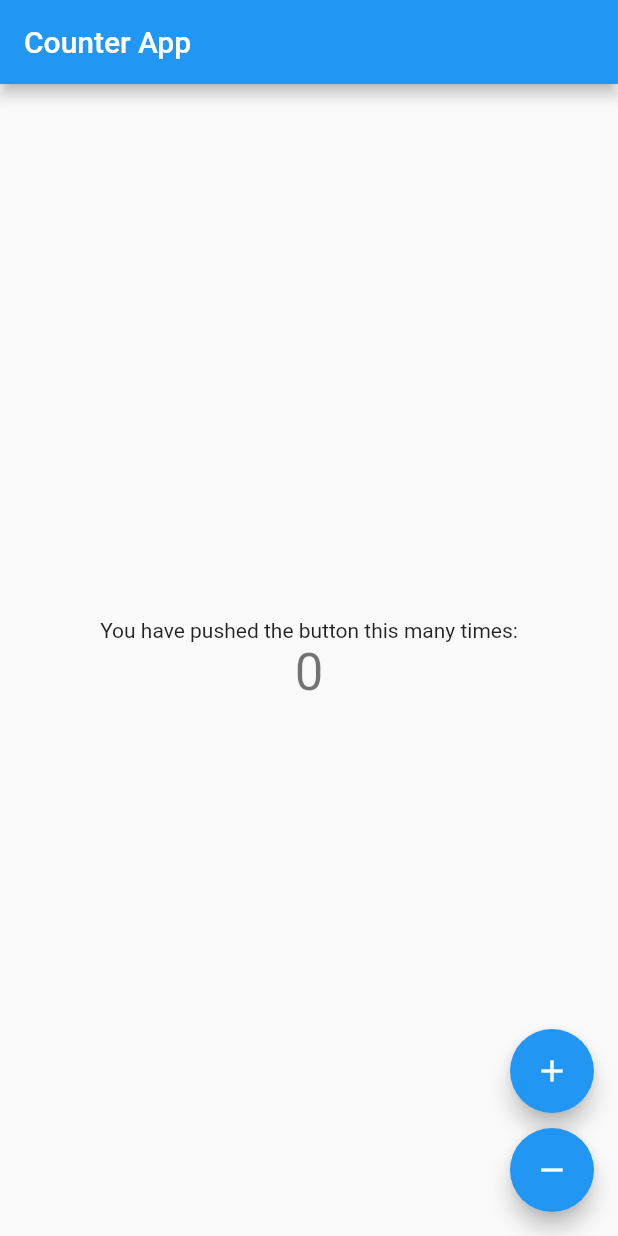
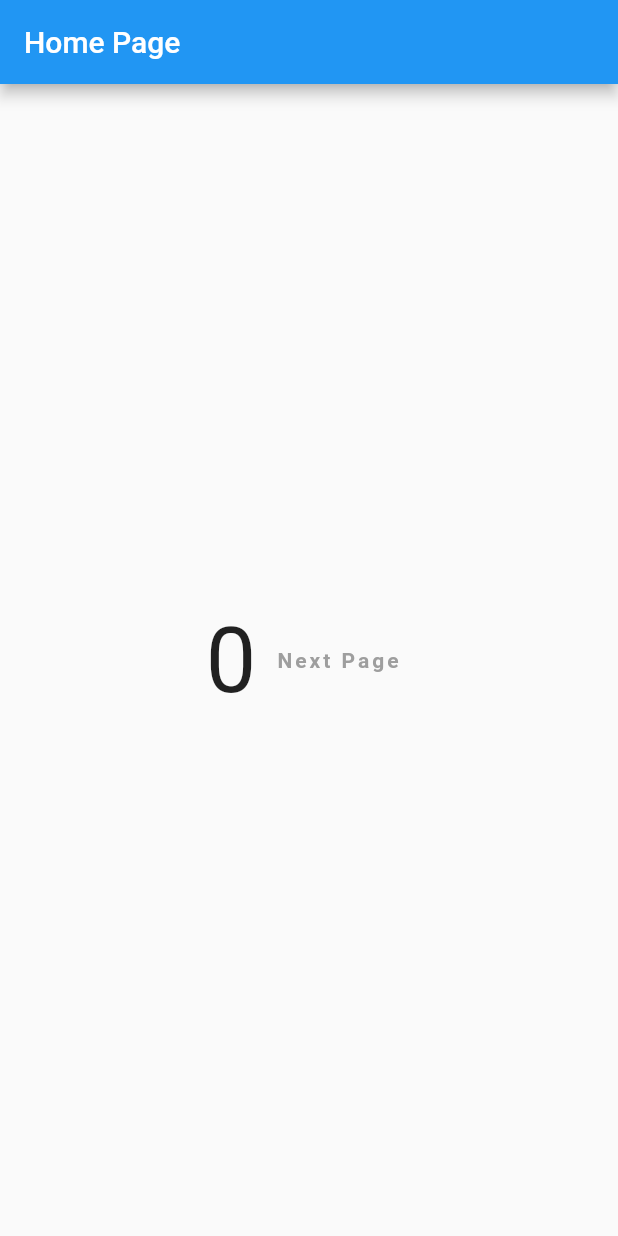
Before and after one commit to NayZinHtoo/CounterMVC, a Flutter app: the screen it shows after launch, on a phone screen of 412 x 824 dp. Run offline on Flutter 3.47's test engine with Material 2 defaults, Android fonts, the phone set to English and light mode, and no system bars.

Commit message:
change structure

```diff
--- a/lib/main.dart
+++ b/lib/main.dart
@@ -1,5 +1,7 @@
 import 'package:flutter/material.dart';
-import '../pages/counter_page.dart';
+import './providers/counter_provider.dart';
+import 'package:provider/provider.dart';
+import '../pages/home_page.dart';
 
 void main() {
   runApp(const MyApp());
@@ -10,14 +12,17 @@ class MyApp extends StatelessWidget {
 
   @override
   Widget build(BuildContext context) {
-    return MaterialApp(
+    return MultiProvider(
+      providers: [ChangeNotifierProvider.value(value: CounterProvider())],
+      child: MaterialApp(
           debugShowCheckedModeBanner: false,
           title: 'Counter Demo',
           theme: ThemeData(
             primarySwatch: Colors.blue,
           ),
           home: const MyHomePage(
-          title: 'Counter App',
-        ));
+          title: 'Home Page',
+        )),
+    );
   }
 }
--- a/lib/pages/counter_page.dart
+++ b/lib/pages/counter_page.dart
@@ -1,16 +1,16 @@
 import 'package:flutter/material.dart';
 import '../controllers/counter_controller.dart';
 
-class MyHomePage extends StatefulWidget {
-  const MyHomePage({super.key, required this.title});
+class CounterPage extends StatefulWidget {
+  const CounterPage({super.key, required this.title});
 
   final String title;
 
   @override
-  State<MyHomePage> createState() => _MyHomePageState();
+  State<CounterPage> createState() => _CounterPageState();
 }
 
-class _MyHomePageState extends State<MyHomePage> {
+class _CounterPageState extends State<CounterPage> {
 
   final CounterController _con = CounterController();
 
--- /dev/null
+++ b/lib/pages/home_page.dart
@@ -0,0 +1,52 @@
+import 'package:counter_project/pages/counter_page.dart';
+import 'package:flutter/material.dart';
+import 'package:provider/provider.dart';
+import '../providers/counter_provider.dart';
+
+class MyHomePage extends StatelessWidget {
+  const MyHomePage({super.key, required this.title});
+
+  final String title;
+
+ @override
+  Widget build(BuildContext context) {
+    return Scaffold(
+      appBar: AppBar(
+        title: Text(title),
+      ),
+      body: Center(
+        child: Consumer<CounterProvider>(
+          builder: (context, value, child) {
+            return Row(
+              mainAxisAlignment: MainAxisAlignment.center,
+              children: [
+                Text(
+                  value.count.toString(),
+                  style: const TextStyle(fontSize: 60),
+                ),
+                const SizedBox(width: 5.0),
+                TextButton(
+                  child: const Text(
+                    'Next Page',
+                    style: TextStyle(
+                        color: Colors.grey,
+                        fontWeight: FontWeight.bold,
+                        letterSpacing: 2),
+                  ),
+                  onPressed: () {
+                    Navigator.push(
+                      context,
+                      MaterialPageRoute(
+                          builder: (context) =>
+                              const CounterPage(title: 'Counter Page')),
+                    );
+                  },
+                ),
+              ],
+            );
+          },
+        ),
+      ),
+    );
+  }
+}
--- a/lib/providers/counter_provider.dart
+++ b/lib/providers/counter_provider.dart
@@ -1,5 +1,9 @@
 import 'package:flutter/cupertino.dart';
+import '../models/counter.dart';
 
 class CounterProvider extends ChangeNotifier {
+
   void update() => notifyListeners();
+
+  int get count => CounterModel.counter;
 }
```
Lines whose indentation alone changed are shown as unchanged.
